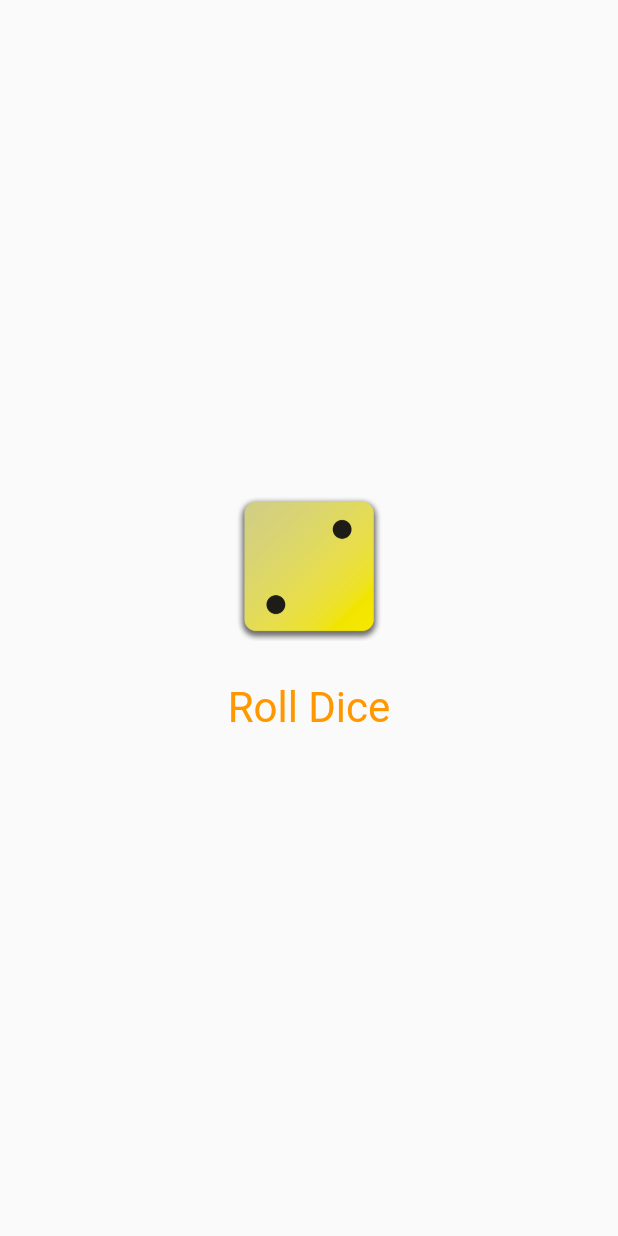
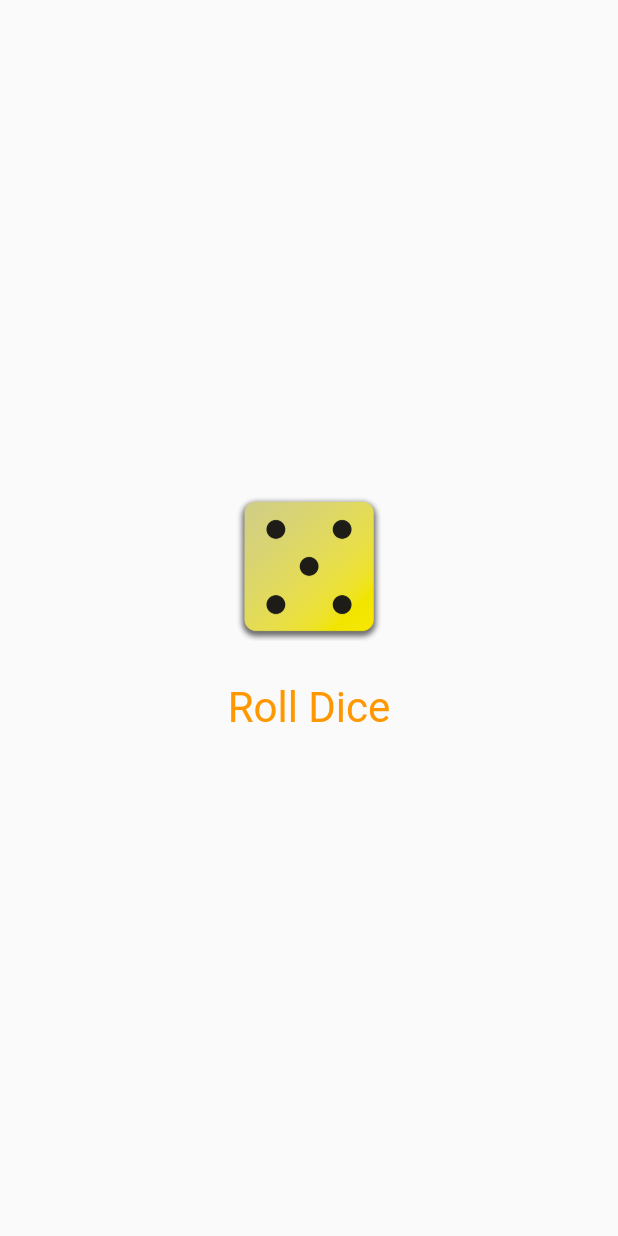
Before and after one commit to Pruthviraj89/Flutter, a Flutter app: the screen it shows after launch, after a tap on "Roll Dice", on a phone screen of 412 x 824 dp. Run offline on Flutter 3.47's test engine with Material 2 defaults, Android fonts, the phone set to English and light mode, and no system bars.

Commit message:
dice game with statefullWidget

```diff
--- a/lib/FirstCode.dart
+++ b/lib/FirstCode.dart
@@ -1,41 +1,19 @@
 import 'package:flutter/material.dart';
+import 'package:practical_a/dice_roller.dart';
 
 class FirstCode extends StatelessWidget{
-   FirstCode(this.text,{super.key});
+  const  FirstCode(this.text,{super.key});
 
   final String text;
 
-  var activeDiceImg= 'assests/images/dice-2.png';
 
-  void rollDice(){
-    activeDiceImg='assests/images/dice-4.png';
-    print('ala');
-  }
 
   @override
   Widget build(context){
-    return  Scaffold(
+    return  const Scaffold(
       body: Center(
         child: Center(
-            child: Column(
-             mainAxisSize: MainAxisSize.min,
-              children: [
-                Image.asset(activeDiceImg,
-                    width: 100,
-                    height: 100
-                ),
-                const SizedBox(height: 20,),
-                TextButton(
-                  onPressed: rollDice,
-                    style: TextButton.styleFrom(
-                        foregroundColor: Colors.orange,
-                      textStyle: const TextStyle(fontSize: 28),
-                        ),
-                    child: const  Text('Roll Dice'),
-                )
-
-              ],
-            )
+            child: DiceRoller() ,
         ),
       ),
     );
--- /dev/null
+++ b/lib/dice_roller.dart
@@ -0,0 +1,49 @@
+import 'package:flutter/material.dart';
+import 'dart:math';
+final randomizer=Random();
+
+
+class DiceRoller extends StatefulWidget{
+  const DiceRoller({super.key});
+
+  @override
+  State<DiceRoller> createState(){
+    return _DiceRollerState();
+  }
+}
+
+class _DiceRollerState extends State<DiceRoller>{
+
+
+  var activeDiceImg=2;
+
+  void rollDice(){
+    setState((){
+      activeDiceImg= randomizer.nextInt(6) + 1;
+    });
+  }
+
+
+  @override
+  Widget build(context){
+    return Column(
+      mainAxisSize: MainAxisSize.min,
+      children: [
+        Image.asset('assests/images/dice-$activeDiceImg.png',
+            width: 100,
+            height: 100
+        ),
+        const SizedBox(height: 20,),
+        TextButton(
+          onPressed: rollDice,
+          style: TextButton.styleFrom(
+            foregroundColor: Colors.orange,
+            textStyle: const TextStyle(fontSize: 28),
+          ),
+          child: const  Text('Roll Dice'),
+        )
+
+      ],
+    );
+  }
+}
--- a/lib/main.dart
+++ b/lib/main.dart
@@ -4,7 +4,7 @@
 
 void main(){
   runApp(
-     MaterialApp(
+   const  MaterialApp(
       home: FirstCode('Pruthviraj'),
     )
   );
```
